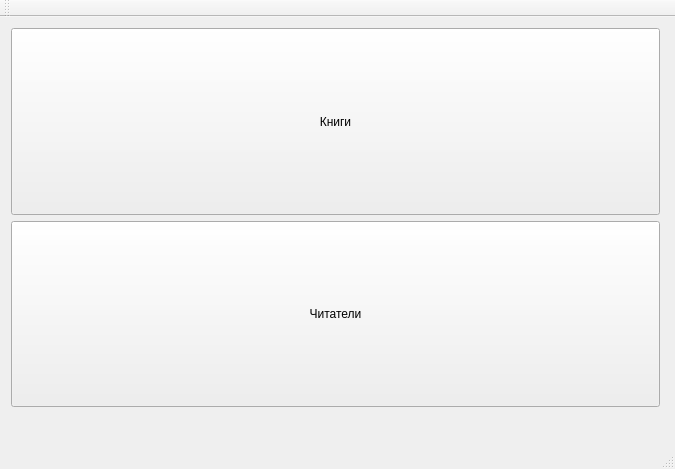
Old version of the form mainwindow.ui in the repository CheshireCat26/Library.
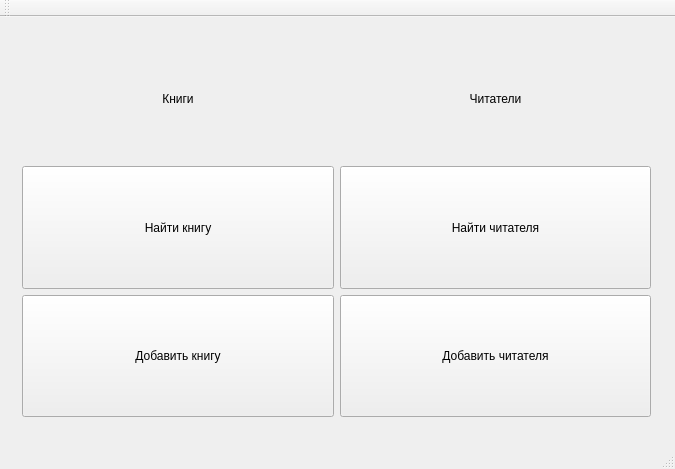
New version of the form.

Commit message: Изменил интерфейс главного окна

Patch:
```diff
--- a/mainwindow.ui
+++ b/mainwindow.ui
@@ -17,18 +17,17 @@
    <widget class="QWidget" name="">
     <property name="geometry">
      <rect>
-      <x>0</x>
-      <y>0</y>
-      <width>671</width>
+      <x>11</x>
+      <y>10</y>
+      <width>651</width>
       <height>401</height>
      </rect>
     </property>
+    <layout class="QHBoxLayout" name="horizontalLayout">
+     <item>
     <layout class="QVBoxLayout" name="verticalLayout">
-     <property name="sizeConstraint">
-      <enum>QLayout::SetDefaultConstraint</enum>
-     </property>
      <item>
-      <widget class="QPushButton" name="pushButton">
+        <widget class="QLabel" name="label">
        <property name="sizePolicy">
         <sizepolicy hsizetype="Minimum" vsizetype="Minimum">
          <horstretch>0</horstretch>
@@ -38,6 +37,25 @@
        <property name="text">
         <string>Книги</string>
        </property>
+         <property name="textFormat">
+          <enum>Qt::AutoText</enum>
+         </property>
+         <property name="alignment">
+          <set>Qt::AlignCenter</set>
+         </property>
+        </widget>
+       </item>
+       <item>
+        <widget class="QPushButton" name="pushButton">
+         <property name="sizePolicy">
+          <sizepolicy hsizetype="Minimum" vsizetype="Minimum">
+           <horstretch>0</horstretch>
+           <verstretch>0</verstretch>
+          </sizepolicy>
+         </property>
+         <property name="text">
+          <string>Найти книгу</string>
+         </property>
       </widget>
      </item>
      <item>
@@ -49,9 +67,51 @@
         </sizepolicy>
        </property>
        <property name="text">
+          <string>Добавить книгу</string>
+         </property>
+        </widget>
+       </item>
+      </layout>
+     </item>
+     <item>
+      <layout class="QVBoxLayout" name="verticalLayout_2">
+       <item>
+        <widget class="QLabel" name="label_2">
+         <property name="text">
         <string>Читатели</string>
        </property>
-      </widget>
+         <property name="alignment">
+          <set>Qt::AlignCenter</set>
+         </property>
+        </widget>
+       </item>
+       <item>
+        <widget class="QPushButton" name="pushButton_3">
+         <property name="sizePolicy">
+          <sizepolicy hsizetype="Minimum" vsizetype="Minimum">
+           <horstretch>0</horstretch>
+           <verstretch>0</verstretch>
+          </sizepolicy>
+         </property>
+         <property name="text">
+          <string>Найти читателя</string>
+         </property>
+        </widget>
+       </item>
+       <item>
+        <widget class="QPushButton" name="pushButton_4">
+         <property name="sizePolicy">
+          <sizepolicy hsizetype="Minimum" vsizetype="Minimum">
+           <horstretch>0</horstretch>
+           <verstretch>0</verstretch>
+          </sizepolicy>
+         </property>
+         <property name="text">
+          <string>Добавить читателя</string>
+         </property>
+        </widget>
+       </item>
+      </layout>
      </item>
     </layout>
    </widget>
```
Lines whose indentation alone changed are shown as unchanged.
